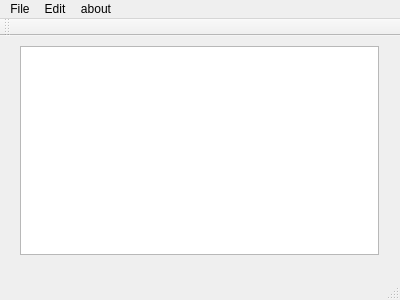
Old version of the form simplepad.ui in the repository Dzejnieks/SimplePad.
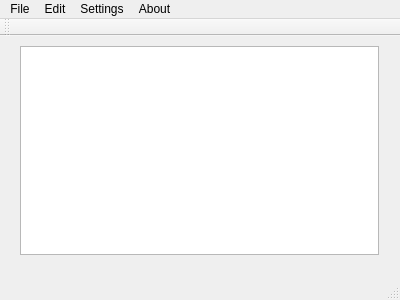
New version of the form.

Commit message: Created new menu Settings. Created two option Change font and Change color. Added functionality.

```diff
--- a/simplepad.ui
+++ b/simplepad.ui
@@ -61,12 +61,20 @@
    </widget>
    <widget class="QMenu" name="aboutMenu">
     <property name="title">
-     <string>about</string>
+     <string>About</string>
     </property>
     <addaction name="about"/>
    </widget>
+   <widget class="QMenu" name="settingsMenu">
+    <property name="title">
+     <string>Settings</string>
+    </property>
+    <addaction name="Change_font"/>
+    <addaction name="Change_text_color"/>
+   </widget>
    <addaction name="fileMenu"/>
    <addaction name="editMenu"/>
+   <addaction name="settingsMenu"/>
    <addaction name="aboutMenu"/>
   </widget>
   <widget class="QToolBar" name="toolBar">
```
Left out of the diff: 13 changed lines with no effect on the pictures. The commit also changes 2 other files.
